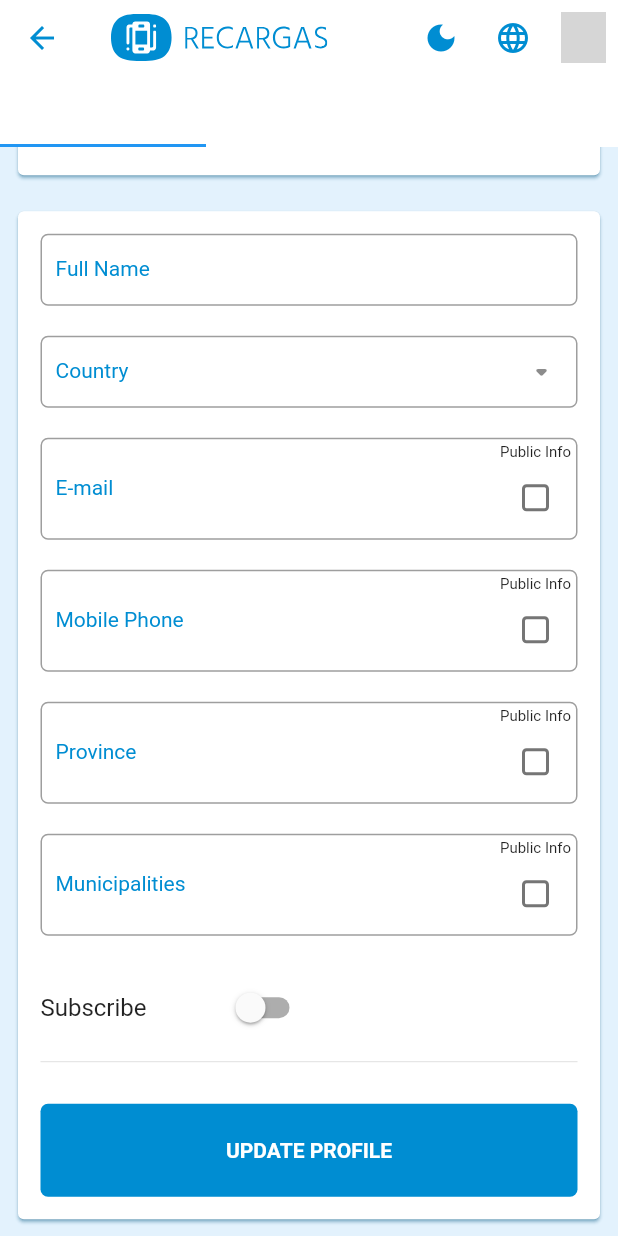
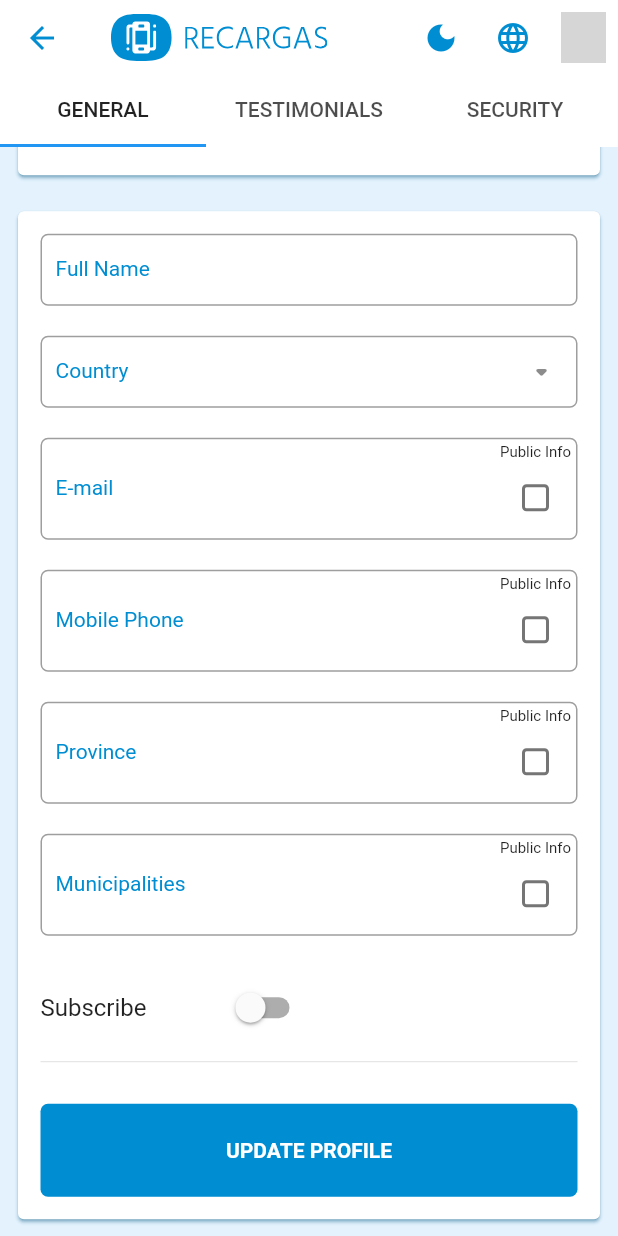
Before and after one commit to jacselpp/Git, a Flutter app: the ProfileView screen opened by its route, scrolled down 246 dp, on a phone screen of 412 x 824 dp. Run offline on Flutter 3.47's test engine with Material 2 defaults, Android fonts, the phone set to English and light mode, and no system bars; our stand-ins replace animated_theme_switcher, auto_size_text, connectivity_plus, dio, firebase_core, firebase_messaging and 7 more; missing offline and left inert: fluttercontactpicker; accounts and stored records are empty; generated files the repository leaves out were written again; network calls fail; grey boxes are pictures that could not be loaded.

Commit message:
fixed profile tabs

```diff
--- a/lib/ui/views/auth/profile_view.dart
+++ b/lib/ui/views/auth/profile_view.dart
@@ -31,8 +31,11 @@ class _ProfileViewState extends State<ProfileView> {
         appBar: MainAppBar().appBar(
           context,
           tabBar: TabBar(
+            labelColor: Theme.of(context).textTheme.subtitle1!.color,
             tabs: [
-              Tab(text: locale.read('tab_general').toUpperCase()),
+              Tab(
+                text: locale.read('tab_general').toUpperCase(),
+              ),
               Tab(text: locale.read('tab_testimony').toUpperCase()),
               Tab(text: locale.read('tab_security').toUpperCase()),
             ],
```
